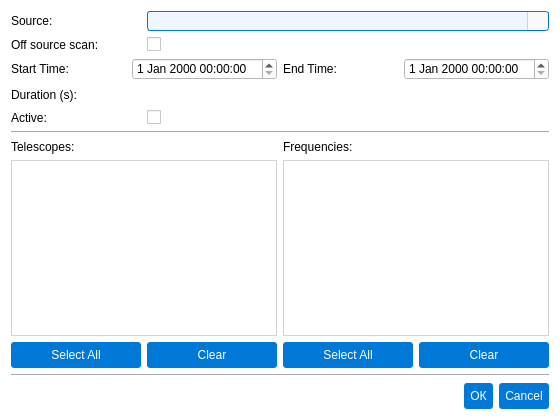
The window that pastrocore/gui_pyside/dialog_editor_scan.ui (Torward1024/pAstroCORE) describes before a commit, drawn with Qt 5.
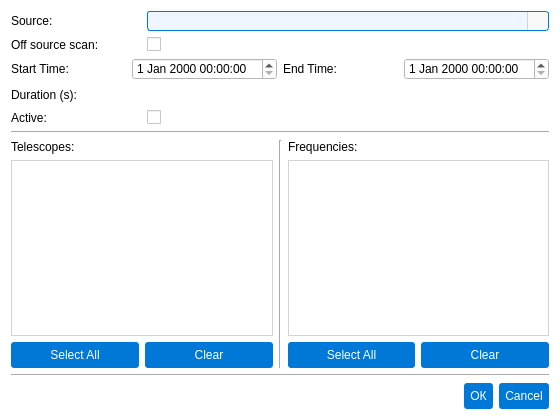
The same window after the commit. Icons and pictures are not drawn.

```diff
--- a/pastrocore/gui_pyside/dialog_editor_scan.ui
+++ b/pastrocore/gui_pyside/dialog_editor_scan.ui
@@ -427,6 +427,13 @@
        </property>
       </widget>
      </item>
+     <item row="0" column="2" rowspan="3">
+      <widget class="Line" name="line_3">
+       <property name="orientation">
+        <enum>Qt::Orientation::Vertical</enum>
+       </property>
+      </widget>
+     </item>
     </layout>
    </item>
    <item row="8" column="0">
```
